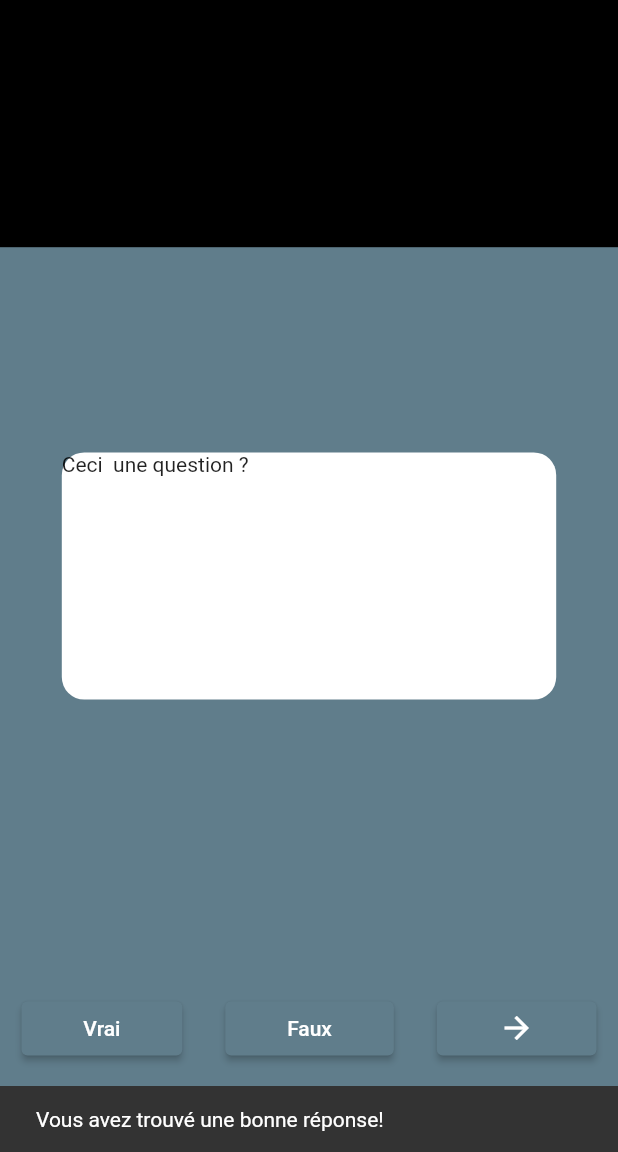
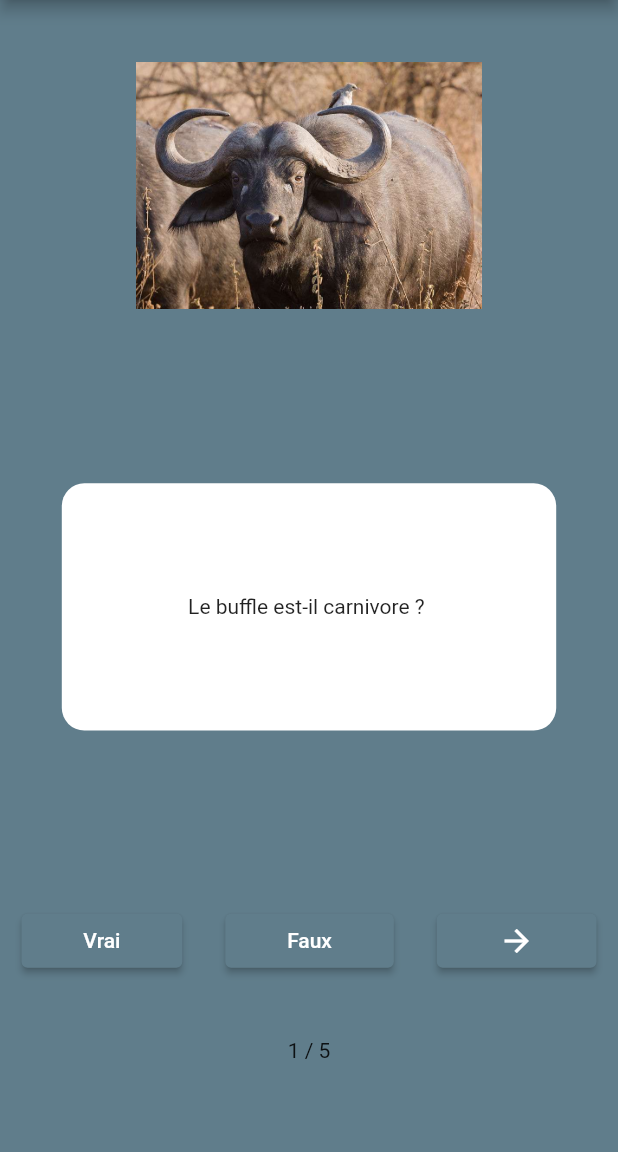
Before and after one commit to benjaminAd/questions_reponses, a Flutter app: the screen it shows after launch, item 2 of the bottom bar chosen, after a tap on "Vrai", on a phone screen of 412 x 824 dp, the part 84-1236 px from its top. Run offline on Flutter 3.47's test engine with Material 2 defaults, Android fonts, the light colour scheme and no system bars.

Commit message:
Applis OK

```diff
--- a/lib/home.dart
+++ b/lib/home.dart
@@ -10,11 +10,18 @@ class HomePage extends StatefulWidget {
 
 class _HomePageState extends State<HomePage> {
   final List<Question> questions = [
-    new Question("Ceci est une question ? ", false),
-    new Question("Ceci est une  ? ", false),
-    new Question("Ceci  une question ? ", false),
-    new Question(" est une question ? ", false),
-    new Question("Ceci est  question ? ", false)
+    new Question("Paris est-elle la capitale de la France ?",
+        "images/tour-eiffel-paris.jpg", true),
+    new Question(
+        "Le zèbre possède-t-il des rayures ?",
+        "images/cover-r4x3w1000-57e155592330a-pourquoi-le-zebre-est-il-raye.jpg",
+        true),
+    new Question("Le buffle est-il carnivore ? ",
+        "images/b11b597d02_50036097_800px-serengeti-bueffel1.jpg", false),
+    new Question("La France est-elle un pays Américain ? ",
+        "images/frenchflag.jpg", false),
+    new Question("Le développeur s'appelle Benjamin ADOLPHE ",
+        "images/1000emote1.png", true)
   ];
   late Question question;
 
@@ -26,12 +33,20 @@ class _HomePageState extends State<HomePage> {
   }
 
   _checkanswer(bool answer, BuildContext context) {
+    if (nbquestion < questions.length) {
       var flag = (answer == questions[nbquestion].correctAnswer);
       ScaffoldMessenger.of(context).showSnackBar(new SnackBar(
-      content: Text(
-          flag ? "Vous avez trouvé une bonne réponse!" : "C'est dommage ..."),
-    ));
+          content: Text(flag
+              ? "Vous avez trouvé une bonne réponse!"
+              : "C'est dommage ..."),
+          duration: Duration(milliseconds: 500)));
       _changeQuestion(flag);
+    } else {
+      ScaffoldMessenger.of(context).showSnackBar(new SnackBar(
+          content:
+              Text('Vous avez terminé le jeu avec un score de $nbgoodanswer!'),
+          duration: Duration(milliseconds: 500)));
+    }
   }
 
   _changeQuestion(bool flagreceived) {
@@ -39,11 +54,34 @@ class _HomePageState extends State<HomePage> {
       if (flagreceived) {
         nbgoodanswer += 1;
         nbquestion += 1;
+        if (nbquestion < questions.length) {
           question = questions[nbquestion];
         } else {
+          ScaffoldMessenger.of(context).showSnackBar(new SnackBar(
+              content: Text(
+                  'Vous avez terminé le jeu avec un score de $nbgoodanswer!'),
+              duration: Duration(milliseconds: 500)));
+        }
+      } else {
         nbquestion += 1;
+        if (nbquestion < questions.length) {
           question = questions[nbquestion];
+        } else {
+          ScaffoldMessenger.of(context).showSnackBar(new SnackBar(
+            content: Text(
+                'Vous avez terminé le jeu avec un score de $nbgoodanswer!'),
+            duration: Duration(milliseconds: 500),
+          ));
         }
+      }
+    });
+  }
+
+  _resetall() {
+    setState(() {
+      nbquestion = 0;
+      nbgoodanswer = 0;
+      question = questions[nbquestion];
     });
   }
 
@@ -58,17 +96,18 @@ class _HomePageState extends State<HomePage> {
         mainAxisAlignment: MainAxisAlignment.spaceBetween,
         children: [
           Container(
+            margin:
+                EdgeInsets.only(top: MediaQuery.of(context).size.height * 0.05),
             width: MediaQuery.of(context).size.width,
             height: MediaQuery.of(context).size.height * 0.2,
-            decoration: BoxDecoration(
-              color: Colors.black,
-            ),
+            child: Image.asset(question.path),
           ),
           Container(
             width: MediaQuery.of(context).size.width,
             height: MediaQuery.of(context).size.height * 0.3,
             child: Center(
               child: Container(
+                alignment: Alignment.center,
                 width: MediaQuery.of(context).size.width * 0.8,
                 height: MediaQuery.of(context).size.height * 0.2,
                 decoration: BoxDecoration(
@@ -82,7 +121,9 @@ class _HomePageState extends State<HomePage> {
           Container(
             alignment: Alignment.center,
             height: MediaQuery.of(context).size.height * 0.2,
-            child: Row(
+            child: Column(
+              children: [
+                Row(
                   mainAxisAlignment: MainAxisAlignment.spaceAround,
                   children: [
                     ElevatedButton(
@@ -106,15 +147,27 @@ class _HomePageState extends State<HomePage> {
                       child: Text("Faux"),
                     ),
                     ElevatedButton(
-                  onPressed: () => {},
+                      onPressed: () => {
+                        (nbquestion >= questions.length)
+                            ? _resetall()
+                            : _changeQuestion(false)
+                      },
                       style: ButtonStyle(
                         padding: MaterialStateProperty.all<EdgeInsets>(
                             EdgeInsets.symmetric(
                                 horizontal:
                                     MediaQuery.of(context).size.width * 0.1)),
                       ),
-                  child: Icon(Icons.arrow_forward),
+                      child: (nbquestion >= questions.length)
+                          ? Icon(Icons.restart_alt)
+                          : Icon(Icons.arrow_forward),
                     ),
+                  ],
+                ),
+                SizedBox(
+                  height: MediaQuery.of(context).size.height * 0.05,
+                ),
+                Text('$nbgoodanswer / ${questions.length}'),
               ],
             ),
           ),
--- a/lib/model/question.dart
+++ b/lib/model/question.dart
@@ -1,8 +1,9 @@
 class Question {
   String question;
+  String path;
   bool correctAnswer;
 
-  Question(this.question, this.correctAnswer);
+  Question(this.question, this.path,this.correctAnswer);
 
 
 }
```
Also changed, not shown: pubspec.yaml (+4 -3 lines), images/1000emote1.png (added), images/b11b597d02_50036097_800px-serengeti-bueffel1.jpg (added), images/cover-r4x3w1000-57e155592330a-pourquoi-le-zebre-est-il-raye.jpg (added), images/frenchflag.jpg (added), images/tour-eiffel-paris.jpg (added). Lines whose indentation alone changed are shown as unchanged.
